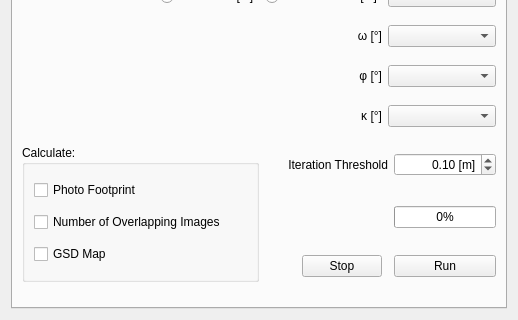
UAV-GeoLAB/flight_planner, file flight_planner_v1_dialog_base.ui: the form before one commit; both pictures show x 0 to 518 and y 229 to 549 of the 518 by 549 pixel window.
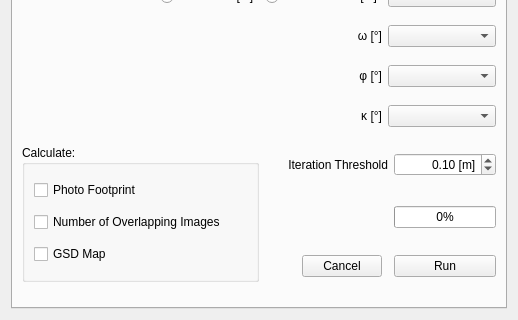
The form after the commit. The open tabs and pages were chosen to show the change. Custom widgets are drawn as their Qt base class.

```diff
--- a/flight_planner_v1_dialog_base.ui
+++ b/flight_planner_v1_dialog_base.ui
@@ -837,7 +837,7 @@
           <enum>Qt::RightToLeft</enum>
          </property>
          <property name="text">
-          <string>Stop</string>
+          <string>Cancel</string>
          </property>
         </widget>
        </item>
```
Left out of the diff: 6 changed lines with no effect on the pictures.
